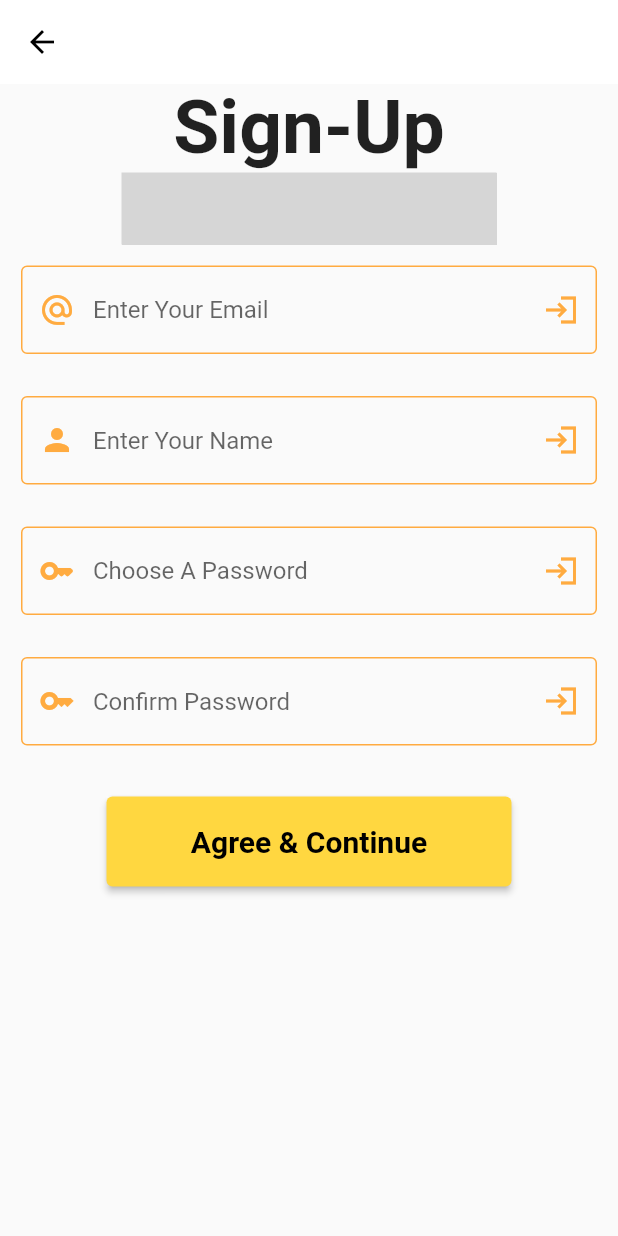
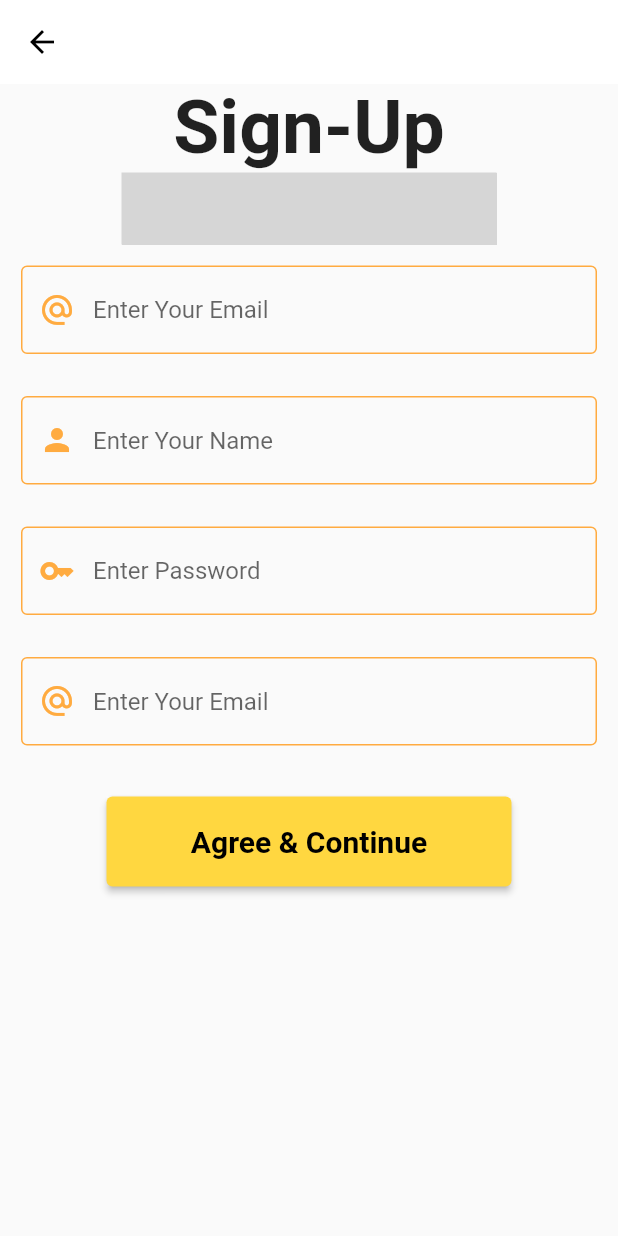
Before and after one commit to ankush-org/Vidyagama--GDSC-Solution-Challenge-2023, a Flutter app: the SignUp screen opened directly, after a tap on "Agree & Continue", on a phone screen of 412 x 824 dp. Run offline on Flutter 3.47's test engine with Material 2 defaults, Android fonts, the light colour scheme and no system bars; drawn by our look-alikes of lottie; our stand-ins replace firebase_auth, firebase_core, flutter_riverpod, font_awesome_flutter, go_router, google_fonts and 2 more; accounts and stored records are empty; network calls fail; Roboto replaces fonts that are missing (Ubuntu); statements that could not run were skipped; grey boxes are pictures that could not be loaded.

Commit message:
Implemented Sign-Up

```diff
--- a/lib/Backend/Data/state_management.dart
+++ b/lib/Backend/Data/state_management.dart
@@ -3,6 +3,7 @@ import 'package:flutter_riverpod/flutter_riverpod.dart';
 //Auth
 final userEmail = StateProvider((ref) => 'null');
 final userPassword = StateProvider((ref) => 'null');
+final userName = StateProvider((ref) => 'null');
 final user = StateProvider((ref) => "");
 
 //Provider for handling the index of bottom navigation bar
--- a/lib/Pages/Auth/P2A_sign_up.dart
+++ b/lib/Pages/Auth/P2A_sign_up.dart
@@ -1,17 +1,44 @@
 import 'package:flutter/material.dart';
+import 'package:flutter_riverpod/flutter_riverpod.dart';
 import 'package:gsc/Pages/Auth/P0_startup.dart';
 import 'package:lottie/lottie.dart';
 import 'package:sign_in_button/sign_in_button.dart';
 import 'package:google_fonts/google_fonts.dart';
+import 'package:firebase_auth/firebase_auth.dart';
 
-class SignUp extends StatefulWidget {
+import '../../Backend/Data/state_management.dart';
+
+class SignUp extends ConsumerStatefulWidget {
   const SignUp({super.key});
 
   @override
-  State<SignUp> createState() => _SignUpState();
+  ConsumerState<SignUp> createState() => _SignUpState();
 }
 
-class _SignUpState extends State<SignUp> {
+class _SignUpState extends ConsumerState<SignUp> {
+  //Variables
+  final _textControllerEmail = TextEditingController();
+  final _textControllerName = TextEditingController();
+  final _textControllerPassword = TextEditingController();
+  final _textControllerPasswordVer = TextEditingController();
+  String? passWordver;
+  //Auth
+  final user = FirebaseAuth.instance.currentUser;
+
+  Future signUp() async {
+    //sign-up logic
+    print('signup called');
+    try {
+      await FirebaseAuth.instance.createUserWithEmailAndPassword(
+        email: _textControllerEmail.text.trim(),
+        password: _textControllerPassword.text.trim(),
+      );
+    } on FirebaseAuthException catch (e) {
+      print(e);
+    }
+  }
+
+  //Scaffold
   @override
   Widget build(BuildContext context) {
     return Scaffold(
@@ -41,54 +68,69 @@ class _SignUpState extends State<SignUp> {
                 'https://assets4.lottiefiles.com/packages/lf20_Cm5ERobRJM.json',
                 width: 250,
               ),
+              //Email
+              Padding(
+                padding: const EdgeInsets.all(14.0),
+                child: TextField(
+                  controller: _textControllerEmail,
+                  onSubmitted: (val) {
+                    setState(
+                      () {
+                        if (_textControllerEmail.text != '') {
+                          ref.read(userEmail.notifier).update(
+                                (state) => _textControllerEmail.text,
+                              );
+                        }
+                      },
+                    );
+                  },
+                  decoration: const InputDecoration(
+                    prefixIconColor: Colors.orangeAccent,
+                    suffixIconColor: Colors.orangeAccent,
+                    focusedBorder: OutlineInputBorder(
+                      borderSide:
+                          BorderSide(color: Colors.orangeAccent, width: 2.0),
+                    ),
+                    enabledBorder: OutlineInputBorder(
+                      borderSide: BorderSide(color: Colors.orangeAccent),
+                    ),
+                    border: OutlineInputBorder(),
+                    hintText: 'Enter Your Email',
+                    prefixIcon: Icon(Icons.alternate_email_outlined),
+                    // suffixIcon: Icon(Icons.login_sharp),
+                  ),
+                ),
+              ),
               //Name
               Padding(
                 padding: const EdgeInsets.all(14.0),
                 child: TextField(
-                  // controller: _textControllerEmail,
-                  decoration: InputDecoration(
+                  controller: _textControllerName,
+                  onSubmitted: (val) {
+                    setState(
+                      () {
+                        if (_textControllerName.text != '') {
+                          ref.read(userName.notifier).update(
+                                (state) => _textControllerName.text,
+                              );
+                        }
+                      },
+                    );
+                  },
+                  decoration: const InputDecoration(
                     prefixIconColor: Colors.orangeAccent,
                     suffixIconColor: Colors.orangeAccent,
-                    focusedBorder: const OutlineInputBorder(
+                    focusedBorder: OutlineInputBorder(
                       borderSide:
                           BorderSide(color: Colors.orangeAccent, width: 2.0),
                     ),
-                    enabledBorder: const OutlineInputBorder(
+                    enabledBorder: OutlineInputBorder(
                       borderSide: BorderSide(color: Colors.orangeAccent),
                     ),
-                    border: const OutlineInputBorder(),
-                    hintText: 'Enter Your Email',
-                    prefixIcon: const Icon(Icons.alternate_email_outlined),
-                    suffixIcon: IconButton(
-                      onPressed: () {},
-                      icon: const Icon(Icons.login_sharp),
-                    ),
-                  ),
-                ),
-              ),
-
-              //Name
-              Padding(
-                padding: const EdgeInsets.all(14.0),
-                child: TextField(
-                  // controller: _textControllerEmail,
-                  decoration: InputDecoration(
-                    prefixIconColor: Colors.orangeAccent,
-                    suffixIconColor: Colors.orangeAccent,
-                    focusedBorder: const OutlineInputBorder(
-                      borderSide:
-                          BorderSide(color: Colors.orangeAccent, width: 2.0),
-                    ),
-                    enabledBorder: const OutlineInputBorder(
-                      borderSide: BorderSide(color: Colors.orangeAccent),
-                    ),
-                    border: const OutlineInputBorder(),
+                    border: OutlineInputBorder(),
                     hintText: 'Enter Your Name',
-                    prefixIcon: const Icon(Icons.person),
-                    suffixIcon: IconButton(
-                      onPressed: () {},
-                      icon: const Icon(Icons.login_sharp),
-                    ),
+                    prefixIcon: Icon(Icons.person),
+                    // suffixIcon: Icon(Icons.login_sharp),
                   ),
                 ),
               ),
@@ -96,50 +138,57 @@ class _SignUpState extends State<SignUp> {
               Padding(
                 padding: const EdgeInsets.all(14.0),
                 child: TextField(
-                  obscureText: true,
-                  // controller: _textControllerEmail,
-                  decoration: InputDecoration(
+                  controller: _textControllerPassword,
+                  onSubmitted: (val) {
+                    setState(
+                      () {
+                        if (_textControllerPassword.text != '') {
+                          ref.read(userPassword.notifier).update(
+                                (state) => _textControllerPassword.text,
+                              );
+                        }
+                      },
+                    );
+                  },
+                  decoration: const InputDecoration(
                     prefixIconColor: Colors.orangeAccent,
                     suffixIconColor: Colors.orangeAccent,
-                    focusedBorder: const OutlineInputBorder(
+                    focusedBorder: OutlineInputBorder(
                       borderSide:
                           BorderSide(color: Colors.orangeAccent, width: 2.0),
                     ),
-                    enabledBorder: const OutlineInputBorder(
+                    enabledBorder: OutlineInputBorder(
                       borderSide: BorderSide(color: Colors.orangeAccent),
                     ),
-                    border: const OutlineInputBorder(),
-                    hintText: 'Choose A Password',
-                    prefixIcon: const Icon(Icons.key_rounded),
-                    suffixIcon: IconButton(
-                      onPressed: () {},
-                      icon: const Icon(Icons.login_sharp),
-                    ),
+                    border: OutlineInputBorder(),
+                    hintText: 'Enter Password',
+                    prefixIcon: Icon(Icons.key),
+                    // suffixIcon: Icon(Icons.login_sharp),
                   ),
                 ),
               ),
+              //Password Ver
               Padding(
                 padding: const EdgeInsets.all(14.0),
                 child: TextField(
-                  obscureText: true,
-                  // controller: _textControllerEmail,
-                  decoration: InputDecoration(
+                  controller: _textControllerPasswordVer,
+                  onSubmitted: (val) {
+                    passWordver = val;
+                  },
+                  decoration: const InputDecoration(
                     prefixIconColor: Colors.orangeAccent,
                     suffixIconColor: Colors.orangeAccent,
-                    focusedBorder: const OutlineInputBorder(
+                    focusedBorder: OutlineInputBorder(
                       borderSide:
                           BorderSide(color: Colors.orangeAccent, width: 2.0),
                     ),
-                    enabledBorder: const OutlineInputBorder(
+                    enabledBorder: OutlineInputBorder(
                       borderSide: BorderSide(color: Colors.orangeAccent),
                     ),
-                    border: const OutlineInputBorder(),
-                    hintText: 'Confirm Password',
-                    prefixIcon: const Icon(Icons.key),
-                    suffixIcon: IconButton(
-                      onPressed: () {},
-                      icon: const Icon(Icons.login_sharp),
-                    ),
+                    border: OutlineInputBorder(),
+                    hintText: 'Enter Your Email',
+                    prefixIcon: Icon(Icons.alternate_email_outlined),
+                    // suffixIcon: Icon(Icons.login_sharp),
                   ),
                 ),
               ),
@@ -153,7 +202,21 @@ class _SignUpState extends State<SignUp> {
                     style: ElevatedButton.styleFrom(
                         backgroundColor: Colors.amberAccent),
                     // style: ButtonStyle(backgroundColor: Color(Colors.accents)),
-                    onPressed: () {},
+                    onPressed: () {
+                      print('pressed');
+                      if (passWordver == ref.read(userPassword) &&
+                          ref.read(userEmail) != 'null' &&
+                          ref.read(userName) != 'null') {
+                        print(_textControllerEmail.toString());
+                        print(_textControllerName.toString());
+                        print(_textControllerPassword.toString());
+                        print(_textControllerPasswordVer.toString());
+                        print(ref.read(userEmail));
+                        print(ref.read(userName));
+                        print(ref.read(userPassword));
+                        signUp();
+                      }
+                    },
                     child: const Text(
                       'Agree & Continue',
                       style: TextStyle(
```
